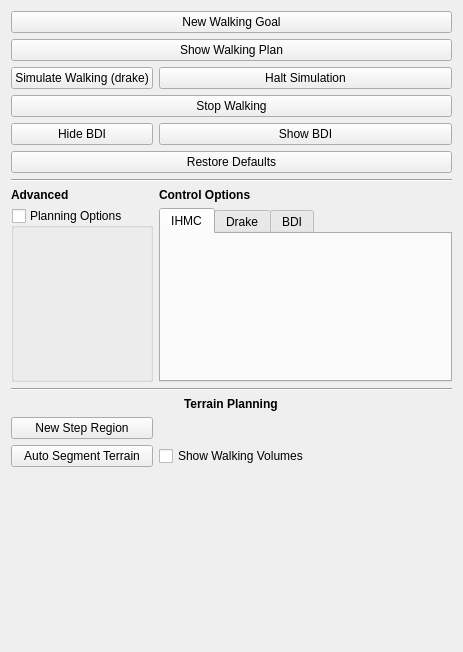
First picture: the form in src/app/ddFootsteps.ui, repository RobotLocomotion/director, before the edit.
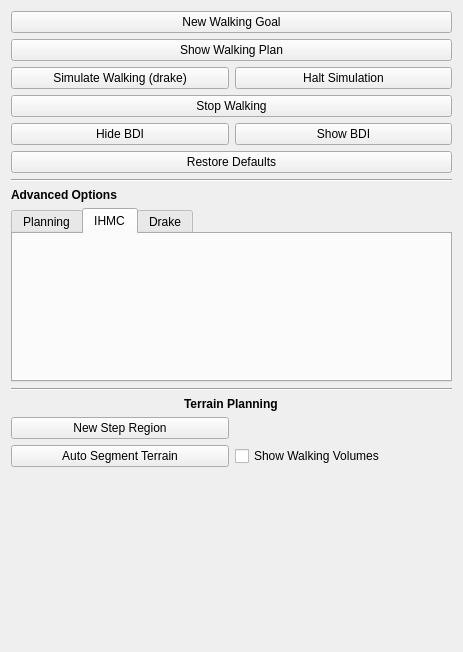
Second picture: the form after the edit. The open tabs and pages were chosen to show the change.

Commit message: Compatibility with updates to message footstep_params_t. Modified panel design to occupy less space.

The edit to the form file:
```diff
--- a/src/app/ddFootsteps.ui
+++ b/src/app/ddFootsteps.ui
@@ -14,32 +14,7 @@
    <string>Footsteps</string>
   </property>
   <layout class="QGridLayout" name="gridLayout">
-   <item row="11" column="1">
-    <widget class="QTabWidget" name="tabWidget">
-     <property name="currentIndex">
-      <number>0</number>
-     </property>
-     <widget class="QWidget" name="IHMCParamsContainer">
-      <attribute name="title">
-       <string>IHMC</string>
-      </attribute>
-      <zorder>controlParamsContainer</zorder>
-      <zorder>IHMCParamsContainer</zorder>
-     </widget>
-     <widget class="QWidget" name="DrakeParamsContainer">
-      <attribute name="title">
-       <string>Drake</string>
-      </attribute>
-      <zorder>controlParamsContainer</zorder>
-     </widget>
-     <widget class="QWidget" name="BDIParamsContainer">
-      <attribute name="title">
-       <string>BDI</string>
-      </attribute>
-     </widget>
-    </widget>
-   </item>
-   <item row="22" column="0" colspan="2">
+   <item row="24" column="0" colspan="2">
     <spacer name="verticalSpacer">
      <property name="orientation">
       <enum>Qt::Vertical</enum>
@@ -66,7 +41,7 @@
      </property>
     </widget>
    </item>
-   <item row="21" column="1">
+   <item row="23" column="1">
     <widget class="QCheckBox" name="showWalkingVolumesCheck">
      <property name="text">
       <string>Show Walking Volumes</string>
@@ -80,20 +55,6 @@
      </property>
     </widget>
    </item>
-   <item row="3" column="0" colspan="2">
-    <widget class="QPushButton" name="walkingPlanButton">
-     <property name="text">
-      <string>Show Walking Plan</string>
-     </property>
-    </widget>
-   </item>
-   <item row="19" column="0">
-    <widget class="QPushButton" name="newRegionSeedButton">
-     <property name="text">
-      <string>New Step Region</string>
-     </property>
-    </widget>
-   </item>
    <item row="6" column="1">
     <widget class="QPushButton" name="showBDIButton">
      <property name="text">
@@ -101,16 +62,17 @@
      </property>
     </widget>
    </item>
-   <item row="18" column="0" colspan="2" alignment="Qt::AlignHCenter">
-    <widget class="QLabel" name="label">
-     <property name="font">
-      <font>
-       <weight>75</weight>
-       <bold>true</bold>
-      </font>
+   <item row="21" column="0">
+    <widget class="QPushButton" name="newRegionSeedButton">
+     <property name="text">
+      <string>New Step Region</string>
      </property>
+    </widget>
+   </item>
+   <item row="3" column="0" colspan="2">
+    <widget class="QPushButton" name="walkingPlanButton">
      <property name="text">
-      <string>Terrain Planning</string>
+      <string>Show Walking Plan</string>
      </property>
     </widget>
    </item>
@@ -128,7 +90,20 @@
      </property>
     </widget>
    </item>
-   <item row="21" column="0">
+   <item row="19" column="0" colspan="2" alignment="Qt::AlignHCenter">
+    <widget class="QLabel" name="label">
+     <property name="font">
+      <font>
+       <weight>75</weight>
+       <bold>true</bold>
+      </font>
+     </property>
+     <property name="text">
+      <string>Terrain Planning</string>
+     </property>
+    </widget>
+   </item>
+   <item row="23" column="0">
     <widget class="QPushButton" name="autoIRISSegmentationButton">
      <property name="text">
       <string>Auto Segment Terrain</string>
@@ -142,59 +117,13 @@
      </property>
     </widget>
    </item>
-   <item row="11" column="0">
-    <widget class="QGroupBox" name="planningParamsContainer">
-     <property name="focusPolicy">
-      <enum>Qt::NoFocus</enum>
-     </property>
-     <property name="title">
-      <string>Planning Options</string>
-     </property>
-     <property name="checkable">
-      <bool>true</bool>
-     </property>
-     <property name="checked">
-      <bool>false</bool>
-     </property>
-     <zorder>groupBox</zorder>
-    </widget>
-   </item>
-   <item row="9" column="1">
-    <widget class="QLabel" name="label_2">
-     <property name="font">
-      <font>
-       <weight>75</weight>
-       <bold>true</bold>
-      </font>
-     </property>
-     <property name="cursor">
-      <cursorShape>ArrowCursor</cursorShape>
-     </property>
-     <property name="text">
-      <string>Control Options</string>
-     </property>
-    </widget>
-   </item>
-   <item row="17" column="0" colspan="2">
+   <item row="18" column="0" colspan="2">
     <widget class="Line" name="line_2">
      <property name="orientation">
       <enum>Qt::Horizontal</enum>
      </property>
     </widget>
    </item>
-   <item row="9" column="0">
-    <widget class="QLabel" name="label_3">
-     <property name="font">
-      <font>
-       <weight>75</weight>
-       <bold>true</bold>
-      </font>
-     </property>
-     <property name="text">
-      <string>Advanced</string>
-     </property>
-    </widget>
-   </item>
    <item row="8" column="0" colspan="2">
     <widget class="Line" name="line">
      <property name="orientation">
@@ -202,6 +131,44 @@
      </property>
     </widget>
    </item>
+   <item row="17" column="0" colspan="2">
+    <widget class="QTabWidget" name="tabWidget">
+     <property name="currentIndex">
+      <number>0</number>
+     </property>
+     <widget class="QWidget" name="planningParamsContainer">
+      <attribute name="title">
+       <string>Planning</string>
+      </attribute>
+     </widget>
+     <widget class="QWidget" name="IHMCParamsContainer">
+      <attribute name="title">
+       <string>IHMC</string>
+      </attribute>
+     </widget>
+     <widget class="QWidget" name="DrakeParamsContainer">
+      <attribute name="title">
+       <string>Drake</string>
+      </attribute>
+     </widget>
+    </widget>
+   </item>
+   <item row="10" column="0">
+    <widget class="QLabel" name="label_2">
+     <property name="font">
+      <font>
+       <weight>75</weight>
+       <bold>true</bold>
+      </font>
+     </property>
+     <property name="cursor">
+      <cursorShape>ArrowCursor</cursorShape>
+     </property>
+     <property name="text">
+      <string>Advanced Options</string>
+     </property>
+    </widget>
+   </item>
   </layout>
  </widget>
  <resources/>
```
The commit also changes 2 other files.
